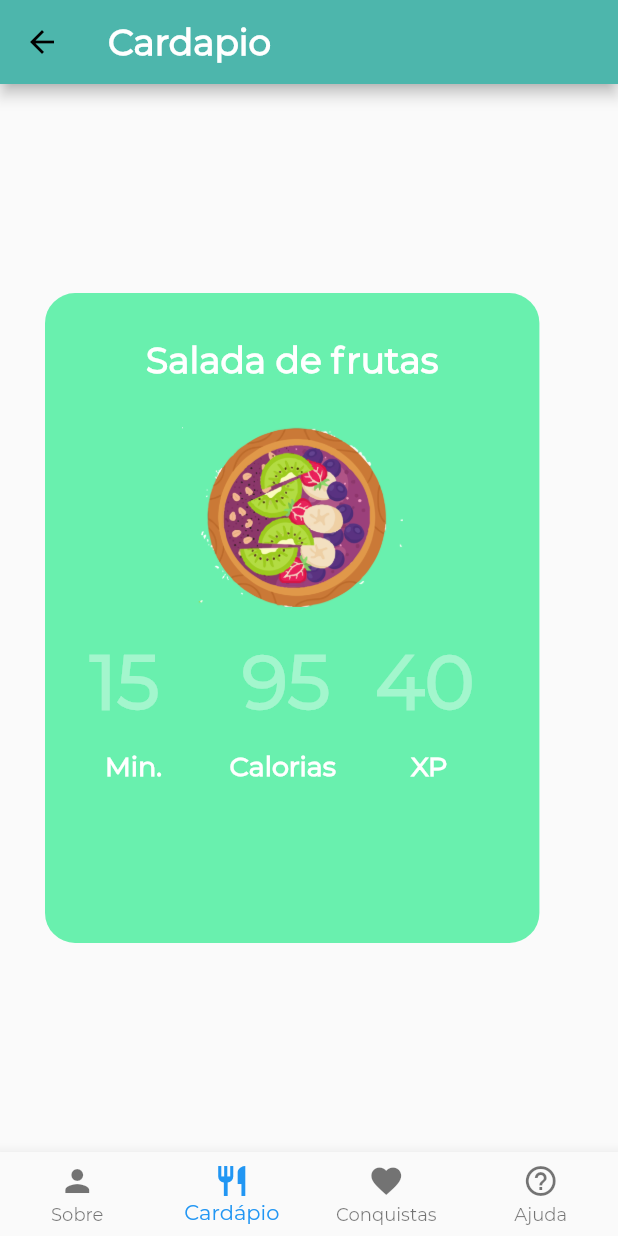
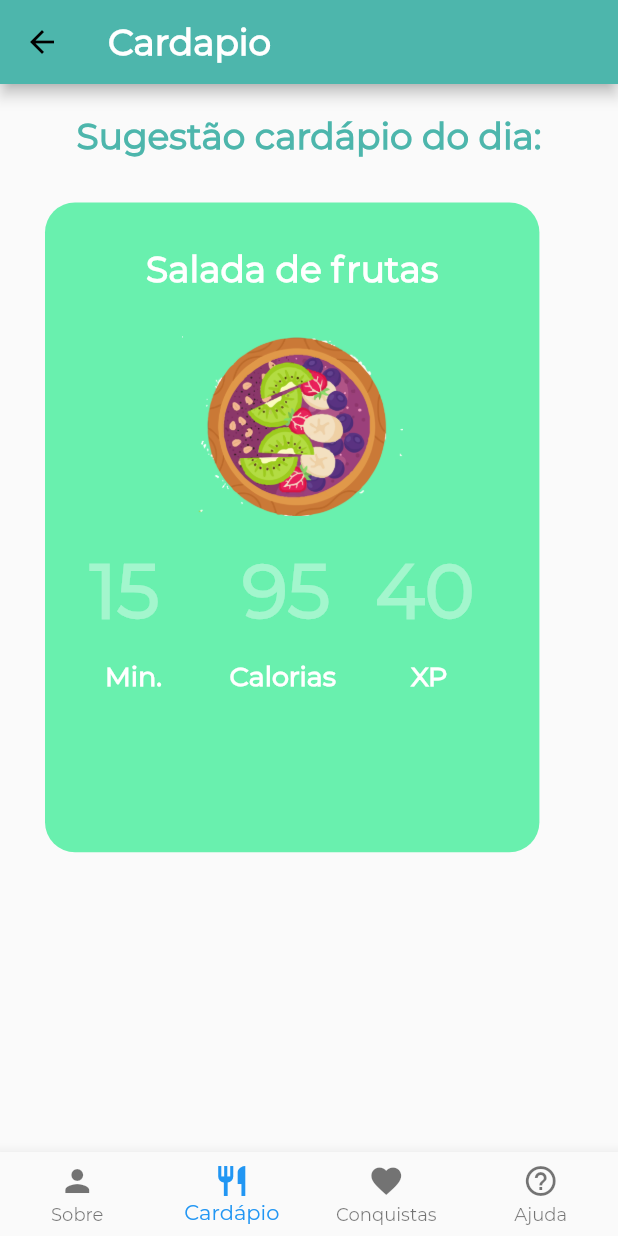
Before and after one commit to danipishinin/flutter-reeducacao-alimentar, a Flutter app: the MenuRodape screen opened directly, item 2 of the bottom bar chosen, on a phone screen of 412 x 824 dp. Run offline on Flutter 3.47's test engine with Material 2 defaults, Android fonts, the phone set to English and light mode, and no system bars; our stand-ins replace cloud_firestore; accounts and stored records are empty.

Commit message:
ajustes titles

```diff
--- a/lib/screens/cardapio.dart
+++ b/lib/screens/cardapio.dart
@@ -3,7 +3,25 @@ import 'package:flutter/material.dart';
 class Cardapio extends StatelessWidget {
   @override
   Widget build(BuildContext context) {
-    return new Center(
+    return new Column(
+      children: [
+        SizedBox(
+          height: 20,
+        ),
+        Text("Sugestão cardápio do dia:",
+            style: TextStyle(
+              fontWeight: FontWeight.bold,
+              fontSize: 24,
+              color: Colors.teal[300],
+            )),
+
+
+
+
+        SizedBox(
+          height: 20,
+        ),
+        Center(
           child: new Container(
             width: MediaQuery.of(context).size.width * 1,
             height: MediaQuery.of(context).size.height * 0.55,
@@ -17,7 +35,8 @@ class Cardapio extends StatelessWidget {
                   ),
                   padding: EdgeInsets.all(30.0),
                   alignment: Alignment.center,
-            margin: new EdgeInsets.symmetric(horizontal: 30.0, vertical: 10.0),
+                  margin: new EdgeInsets.symmetric(
+                      horizontal: 30.0, vertical: 10.0),
                   width: MediaQuery.of(context).size.width * 0.8,
                   height: MediaQuery.of(context).size.height * 0.6,
                   child: Column(
@@ -125,7 +144,8 @@ class Cardapio extends StatelessWidget {
                   ),
                   padding: EdgeInsets.all(30.0),
                   alignment: Alignment.center,
-            margin: new EdgeInsets.symmetric(horizontal: 30.0, vertical: 10.0),
+                  margin: new EdgeInsets.symmetric(
+                      horizontal: 30.0, vertical: 10.0),
                   width: MediaQuery.of(context).size.width * 0.8,
                   height: MediaQuery.of(context).size.height * 0.6,
                   child: Column(
@@ -233,7 +253,8 @@ class Cardapio extends StatelessWidget {
                   ),
                   padding: EdgeInsets.all(30.0),
                   alignment: Alignment.center,
-            margin: new EdgeInsets.symmetric(horizontal: 30.0, vertical: 10.0),
+                  margin: new EdgeInsets.symmetric(
+                      horizontal: 30.0, vertical: 10.0),
                   width: MediaQuery.of(context).size.width * 0.8,
                   height: MediaQuery.of(context).size.height * 0.6,
                   child: Column(
@@ -336,6 +357,9 @@ class Cardapio extends StatelessWidget {
                 ),
               ],
             ),
-    ));
+          ),
+        )
+      ],
+    );
   }
 }
--- a/lib/screens/conquistas.dart
+++ b/lib/screens/conquistas.dart
@@ -12,7 +12,11 @@ class Conquistas extends StatelessWidget {
             ),
             Text(
               "Metas atingidas: (4) ",
-              style: TextStyle(fontWeight: FontWeight.bold, fontSize: 20),
+              style: TextStyle(
+                fontWeight: FontWeight.bold,
+                fontSize: 20,
+                color: Colors.teal[300],
+              ),
             ),
             SizedBox(
               height: 30,
```
Lines whose indentation alone changed are shown as unchanged.
